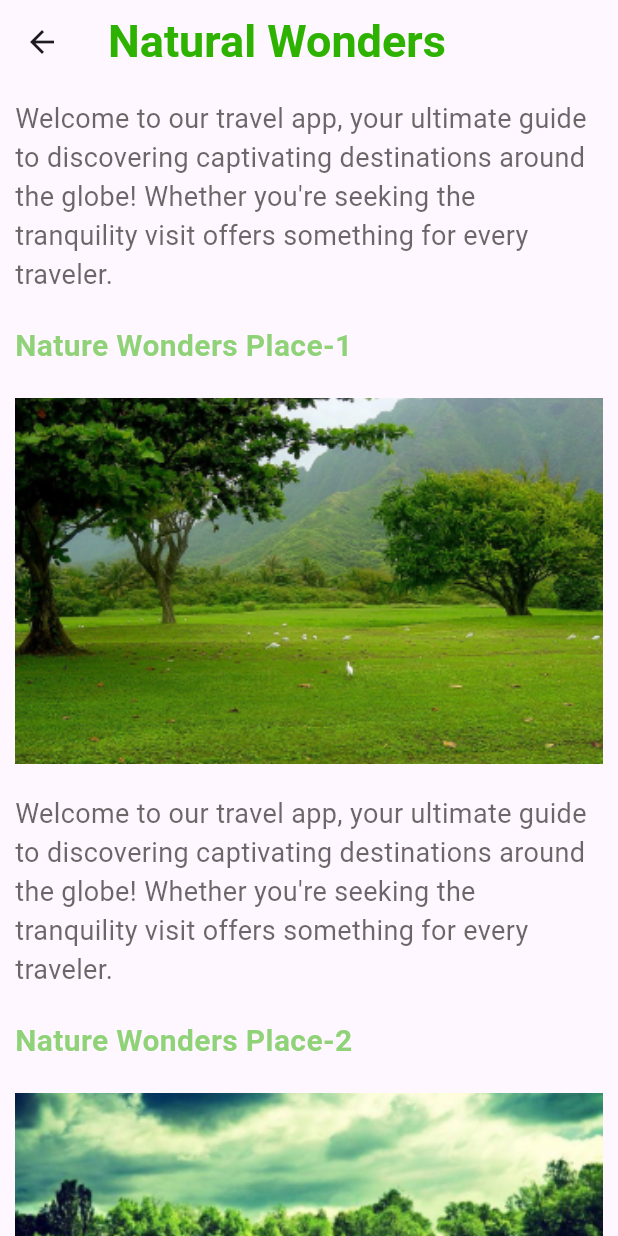
After one commit to THARINDUnirmal/awesome-places-app, a Flutter app: the screen it shows after launch, after a tap on "Natural Wonders", on a phone screen of 412 x 824 dp. The commit adds this screen. Run offline on Flutter 3.47's test engine with Material 3 defaults, Android fonts, the phone set to English and light mode, and no system bars.

Commit message:
new page add and navigation

```diff
--- /dev/null
+++ b/lib/Widget/natural_wonders_page_widgets/natural_widget.dart
@@ -0,0 +1,53 @@
+import 'package:awesome_places_app/utils/colors.dart';
+import 'package:flutter/material.dart';
+
+class NaturalWidget extends StatelessWidget {
+  final String nathuralTitle;
+  final String imageUrl;
+  final String nathuralDescription;
+
+  const NaturalWidget({
+    super.key,
+    required this.nathuralTitle,
+    required this.imageUrl,
+    required this.nathuralDescription,
+  });
+
+  @override
+  Widget build(BuildContext context) {
+    return Column(
+      crossAxisAlignment: CrossAxisAlignment.start,
+      children: [
+        Text(
+          nathuralTitle,
+          style: TextStyle(
+            fontSize: 20,
+            color: title2Natural,
+            fontWeight: FontWeight.w700,
+          ),
+        ),
+        const SizedBox(
+          height: 20,
+        ),
+        Image.asset(
+          imageUrl,
+          width: double.infinity,
+          fit: BoxFit.cover,
+        ),
+        const SizedBox(
+          height: 20,
+        ),
+        Text(
+          nathuralDescription,
+          style: TextStyle(
+            fontSize: 18,
+            color: descriptionsColor,
+          ),
+        ),
+        const SizedBox(
+          height: 20,
+        ),
+      ],
+    );
+  }
+}
--- a/lib/pages/home_page.dart
+++ b/lib/pages/home_page.dart
@@ -1,4 +1,5 @@
 import 'package:awesome_places_app/Widget/home_page_widgets/categories_card.dart';
+import 'package:awesome_places_app/pages/natural_wonders_page.dart';
 import 'package:awesome_places_app/utils/colors.dart';
 import 'package:flutter/material.dart';
 
@@ -76,16 +77,26 @@ class HomePage extends StatelessWidget {
                 const SizedBox(
                   height: 15,
                 ),
-                const Row(
+                Row(
                   mainAxisAlignment: MainAxisAlignment.spaceBetween,
                   children: [
-                    CategoriesCard(
-                      cardTitle: "Natural Wonders",
-                      cardWidth: 190,
-                      cardheight: 130,
-                      cardColor: cardColor1,
+                    GestureDetector(
+                      onTap: () {
+                        Navigator.push(
+                          context,
+                          MaterialPageRoute(
+                            builder: (context) => const NaturalWondersPage(),
+                          ),
+                        );
+                      },
+                      child: const CategoriesCard(
+                        cardTitle: "Natural Wonders",
+                        cardWidth: 190,
+                        cardheight: 130,
+                        cardColor: cardColor1,
+                      ),
                     ),
-                    CategoriesCard(
+                    const CategoriesCard(
                       cardTitle: "Nightlife",
                       cardWidth: 190,
                       cardheight: 130,
--- /dev/null
+++ b/lib/pages/natural_wonders_page.dart
@@ -0,0 +1,60 @@
+import 'package:awesome_places_app/Widget/natural_wonders_page_widgets/natural_widget.dart';
+import 'package:awesome_places_app/utils/colors.dart';
+import 'package:flutter/material.dart';
+
+class NaturalWondersPage extends StatelessWidget {
+  const NaturalWondersPage({super.key});
+
+  @override
+  Widget build(BuildContext context) {
+    return Scaffold(
+      appBar: AppBar(
+        title: const Text(
+          "Natural Wonders",
+          style: TextStyle(
+            fontSize: 30,
+            fontWeight: FontWeight.w700,
+            color: title1Natural,
+          ),
+        ),
+      ),
+      body: SingleChildScrollView(
+        child: Padding(
+          padding: const EdgeInsets.all(10.0),
+          child: Column(
+            children: [
+              Text(
+                "Welcome to our travel app, your ultimate guide to discovering captivating destinations around the globe! Whether you're seeking the tranquility visit offers something for every traveler.",
+                style: TextStyle(
+                  fontSize: 18,
+                  color: descriptionsColor,
+                ),
+              ),
+              const SizedBox(
+                height: 20,
+              ),
+              const NaturalWidget(
+                nathuralTitle: "Nature Wonders Place-1",
+                nathuralDescription:
+                    "Welcome to our travel app, your ultimate guide to discovering captivating destinations around the globe! Whether you're seeking the tranquility visit offers something for every traveler.",
+                imageUrl: "assets/nature2.png",
+              ),
+              const NaturalWidget(
+                nathuralTitle: "Nature Wonders Place-2",
+                nathuralDescription:
+                    "Welcome to our travel app, your ultimate guide to discovering captivating destinations around the globe! Whether you're seeking the tranquility visit offers something for every traveler.",
+                imageUrl: "assets/nature1.png",
+              ),
+              const NaturalWidget(
+                nathuralTitle: "Nature Wonders Place-3",
+                nathuralDescription:
+                    "Welcome to our travel app, your ultimate guide to discovering captivating destinations around the globe! Whether you're seeking the tranquility visit offers something for every traveler.",
+                imageUrl: "assets/nature3.png",
+              )
+            ],
+          ),
+        ),
+      ),
+    );
+  }
+}
--- a/pubspec.yaml
+++ b/pubspec.yaml
@@ -61,6 +61,9 @@ flutter:
   # To add assets to your application, add an assets section, like this:
   assets:
     - assets/image1.png
+    - assets/nature2.png
+    - assets/nature1.png
+    - assets/nature3.png
 
   # An image asset can refer to one or more resolution-specific "variants", see
   # https://flutter.dev/assets-and-images/#resolution-aware
```
